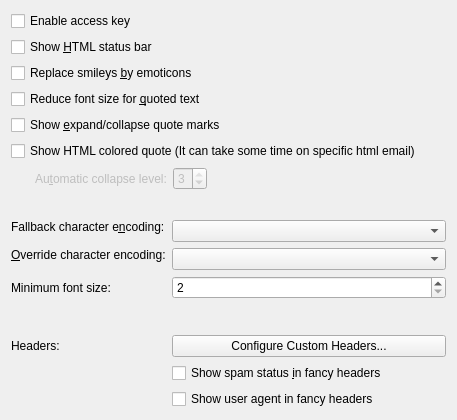
Qt form messageviewer/ui/settings.ui (KDE/kdepim) before a commit.
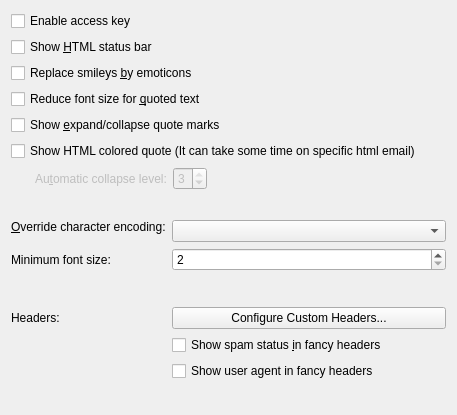
The same form after that commit. Custom widgets are drawn as their Qt base class.

Commit message:
Remove the obsolete and barely functional fallback encoding setting.
This has long been superseded by the per-message charset override option
in the messageviewer. This goes back to a time when RFC 2047 encoding was
widely broken and Unicode was still mostly theory.

Diff of the .ui file:
```diff
--- a/messageviewer/ui/settings.ui
+++ b/messageviewer/ui/settings.ui
@@ -158,32 +158,6 @@
    <item>
     <layout class="QFormLayout" name="formLayout">
      <item row="0" column="0">
-      <widget class="QLabel" name="label_2">
-       <property name="sizePolicy">
-        <sizepolicy hsizetype="Preferred" vsizetype="Maximum">
-         <horstretch>0</horstretch>
-         <verstretch>0</verstretch>
-        </sizepolicy>
-       </property>
-       <property name="text">
-        <string>Fallback character e&amp;ncoding:</string>
-       </property>
-       <property name="buddy">
-        <cstring>fallbackCharacterEncoding</cstring>
-       </property>
-      </widget>
-     </item>
-     <item row="0" column="1">
-      <widget class="KComboBox" name="fallbackCharacterEncoding">
-       <property name="sizePolicy">
-        <sizepolicy hsizetype="Preferred" vsizetype="Maximum">
-         <horstretch>0</horstretch>
-         <verstretch>0</verstretch>
-        </sizepolicy>
-       </property>
-      </widget>
-     </item>
-     <item row="1" column="0">
       <widget class="QLabel" name="label_3">
        <property name="sizePolicy">
         <sizepolicy hsizetype="Preferred" vsizetype="Maximum">
@@ -199,7 +173,7 @@
        </property>
       </widget>
      </item>
-     <item row="1" column="1">
+     <item row="0" column="1">
       <widget class="KComboBox" name="overrideCharacterEncoding">
        <property name="sizePolicy">
         <sizepolicy hsizetype="Preferred" vsizetype="Maximum">
@@ -209,7 +183,7 @@
        </property>
       </widget>
      </item>
-     <item row="2" column="0">
+     <item row="1" column="0">
       <widget class="QLabel" name="label_4">
        <property name="text">
         <string>Minimum font size:</string>
@@ -219,7 +193,7 @@
        </property>
       </widget>
      </item>
-     <item row="2" column="1">
+     <item row="1" column="1">
       <widget class="QSpinBox" name="kcfg_MinimumFontSize">
        <property name="minimum">
         <number>2</number>
@@ -229,7 +203,7 @@
        </property>
       </widget>
      </item>
-     <item row="3" column="1">
+     <item row="2" column="1">
       <spacer name="verticalSpacer_3">
        <property name="orientation">
         <enum>Qt::Vertical</enum>
@@ -245,31 +219,31 @@
        </property>
       </spacer>
      </item>
-     <item row="4" column="1">
+     <item row="3" column="0">
+      <widget class="QLabel" name="label">
+       <property name="text">
+        <string>Headers:</string>
+       </property>
+       <property name="buddy">
+        <cstring>configureCustomHeadersButton</cstring>
+       </property>
+      </widget>
+     </item>
+     <item row="3" column="1">
       <widget class="QPushButton" name="configureCustomHeadersButton">
        <property name="text">
         <string>Configure Custom Headers...</string>
        </property>
       </widget>
      </item>
-     <item row="5" column="1">
+     <item row="4" column="1">
       <widget class="QCheckBox" name="kcfg_showSpamStatus">
        <property name="text">
         <string>Show spam status &amp;in fancy headers</string>
        </property>
       </widget>
      </item>
-     <item row="4" column="0">
-      <widget class="QLabel" name="label">
-       <property name="text">
-        <string>Headers:</string>
-       </property>
-       <property name="buddy">
-        <cstring>configureCustomHeadersButton</cstring>
-       </property>
-      </widget>
-     </item>
-     <item row="6" column="1">
+     <item row="5" column="1">
       <widget class="QCheckBox" name="kcfg_ShowUserAgent">
        <property name="text">
         <string>Show user agent in fancy headers</string>
```
Left out of the diff: 1 changed line with no effect on the pictures. The commit also changes 4 other files.
